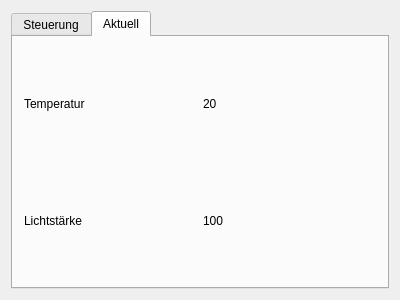
First picture: the form in GUI+Arduino+Verbindung/widget.ui, repository Gralfs/University-Project_as_Group, before the edit.
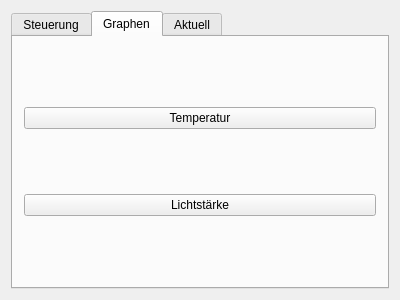
Second picture: the form after the edit. The open tabs and pages were chosen to show the change.

```diff
--- a/GUI+Arduino+Verbindung/widget.ui
+++ b/GUI+Arduino+Verbindung/widget.ui
@@ -194,6 +194,27 @@
        </item>
       </layout>
      </widget>
+     <widget class="QWidget" name="tab_2">
+      <attribute name="title">
+       <string>Graphen</string>
+      </attribute>
+      <layout class="QVBoxLayout" name="verticalLayout_2">
+       <item>
+        <widget class="QPushButton" name="pushButton">
+         <property name="text">
+          <string>Temperatur</string>
+         </property>
+        </widget>
+       </item>
+       <item>
+        <widget class="QPushButton" name="pushButton_6">
+         <property name="text">
+          <string>Lichtstärke</string>
+         </property>
+        </widget>
+       </item>
+      </layout>
+     </widget>
      <widget class="QWidget" name="tab_4">
       <attribute name="title">
        <string>Aktuell</string>
```
Left out of the diff: 2 changed lines with no effect on the pictures.
